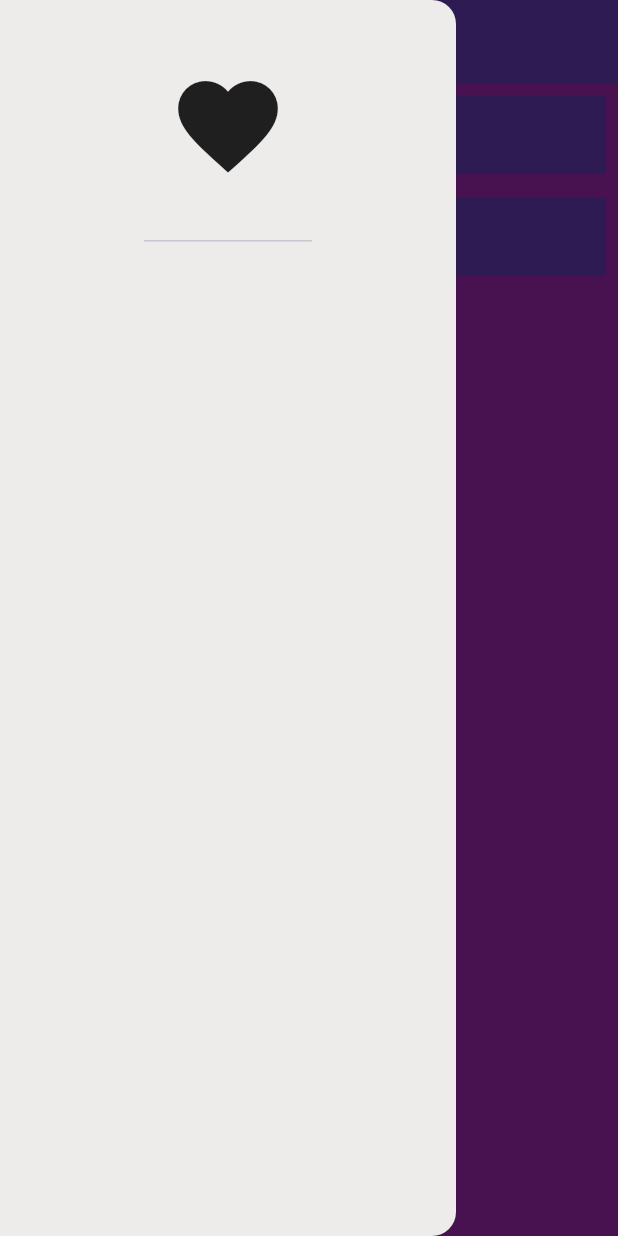
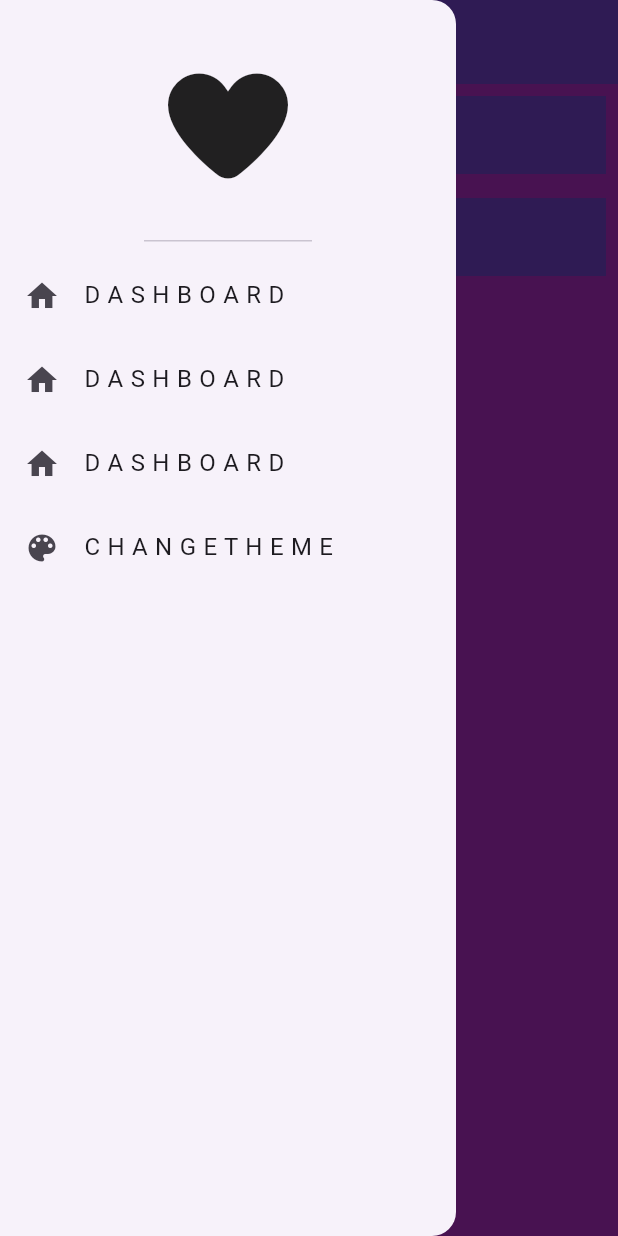
Before and after one commit to Elsp3aweyDev/NoteApp, a Flutter app: the screen it shows after launch, with the side drawer open, on a phone screen of 412 x 824 dp. Run offline on Flutter 3.47's test engine with Material 3 defaults, Android fonts, the phone set to English and light mode, and no system bars; our stand-ins replace font_awesome_flutter.

Commit message:
make drawer items

```diff
--- a/lib/views/home_page.dart
+++ b/lib/views/home_page.dart
@@ -1,4 +1,5 @@
 import 'package:flutter/material.dart';
+import 'package:my_note/views/widgets/customdrawer.dart';
 
 class HomePage extends StatelessWidget {
   HomePage({super.key});
@@ -9,17 +10,7 @@ class HomePage extends StatelessWidget {
   @override
   Widget build(BuildContext context) {
     return Scaffold(
-      drawer: Drawer(
-        backgroundColor: const Color.fromARGB(255, 238, 235, 235),
-        child: ListView.builder(
-          itemCount: 1,
-          itemBuilder: (context, index) {
-            return Column(
-              children: [DrawerHeader(child: Icon(Icons.favorite, size: 80))],
-            );
-          },
-        ),
-      ),
+      drawer: CastumDrawer(),
       body: ListView.builder(
         itemCount: todoList.length,
         itemBuilder: (context, index) {
--- /dev/null
+++ b/lib/views/models/drower_item_model.dart
@@ -0,0 +1,8 @@
+import 'package:flutter/material.dart';
+
+class DrowerItemModel {
+  final IconData icon;
+  final String name;
+
+  const DrowerItemModel({required this.icon, required this.name});
+}
--- /dev/null
+++ b/lib/views/widgets/customdrawer.dart
@@ -0,0 +1,37 @@
+import 'package:flutter/material.dart';
+import 'package:font_awesome_flutter/font_awesome_flutter.dart';
+import 'package:my_note/views/models/drower_item_model.dart';
+import 'package:my_note/views/widgets/drawer_list.dart';
+
+class CastumDrawer extends StatelessWidget {
+  const CastumDrawer({super.key});
+  final List drawerItemsList = const [
+    DrowerItemModel(icon: Icons.home, name: "D A S H B O A R D"),
+    DrowerItemModel(icon: Icons.home, name: "D A S H B O A R D"),
+    DrowerItemModel(icon: Icons.home, name: "D A S H B O A R D"),
+    DrowerItemModel(icon: Icons.color_lens, name: "C H A N G E T H E M E"),
+  ];
+  @override
+  Widget build(BuildContext context) {
+    return Drawer(
+      child: Column(
+        children: [
+          DrawerHeader(child: Icon(FontAwesomeIcons.solidHeart, size: 80)),
+          DrawerList(drawerItemsList: drawerItemsList),
+        ],
+      ),
+    );
+
+    // Drawer(
+    //   backgroundColor: const Color.fromARGB(255, 238, 235, 235),
+    //   child: ListView.builder(
+    //     itemCount: 1,
+    //     shrinkWrap: true,
+    //     physics: NeverScrollableScrollPhysics(),
+    //     itemBuilder: (context, index) {
+    //       return Column(children: []);
+    //     },
+    //   ),
+    // );
+  }
+}
--- /dev/null
+++ b/lib/views/widgets/drawer_list.dart
@@ -0,0 +1,22 @@
+import 'package:flutter/material.dart';
+import 'package:my_note/views/widgets/drower_item.dart';
+
+class DrawerList extends StatelessWidget {
+  const DrawerList({
+    super.key,
+    required this.drawerItemsList,
+  });
+
+  final List drawerItemsList;
+
+  @override
+  Widget build(BuildContext context) {
+    return ListView.builder(
+      itemBuilder: (context, index) {
+        return DrowerItems(drowerItemModel: drawerItemsList[index]);
+      },
+      itemCount: drawerItemsList.length,
+      shrinkWrap: true,
+    );
+  }
+}
--- /dev/null
+++ b/lib/views/widgets/drower_item.dart
@@ -0,0 +1,16 @@
+// ignore_for_file: public_member_api_docs, sort_constructors_first
+import 'package:flutter/material.dart';
+
+import 'package:my_note/views/models/drower_item_model.dart';
+
+class DrowerItems extends StatelessWidget {
+  const DrowerItems({super.key, required this.drowerItemModel});
+  final DrowerItemModel drowerItemModel;
+  @override
+  Widget build(BuildContext context) {
+    return ListTile(
+      title: Text(drowerItemModel.name),
+      leading: Icon(drowerItemModel.icon),
+    );
+  }
+}
--- a/pubspec.yaml
+++ b/pubspec.yaml
@@ -34,6 +34,7 @@ dependencies:
   # The following adds the Cupertino Icons font to your application.
   # Use with the CupertinoIcons class for iOS style icons.
   cupertino_icons: ^1.0.8
+  font_awesome_flutter: ^10.9.1
 
 dev_dependencies:
   flutter_test:
```
Also changed, not shown: pubspec.lock.
